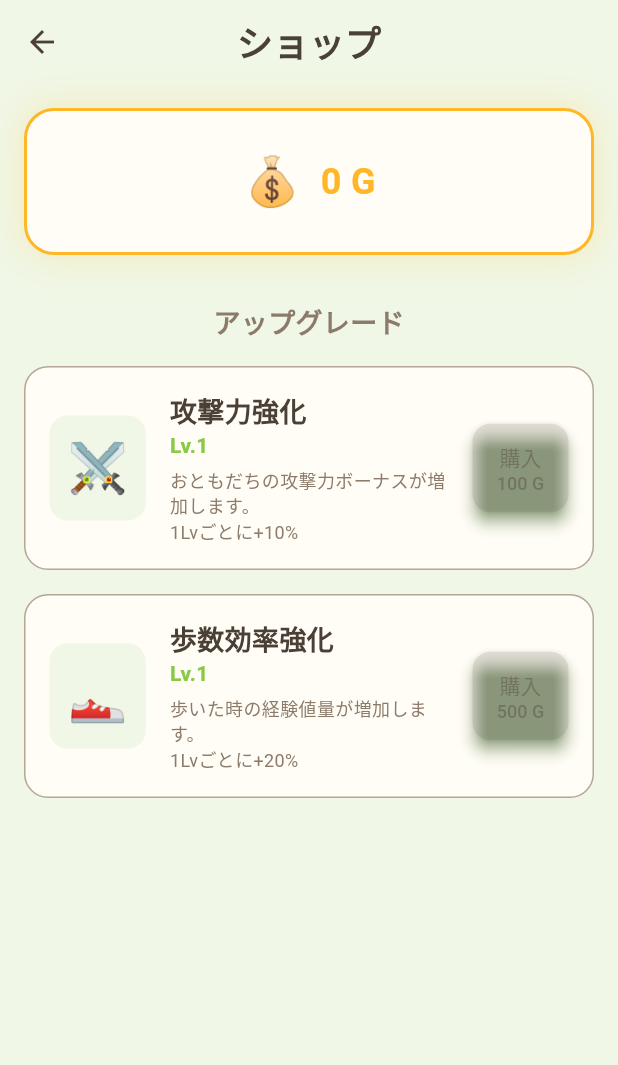
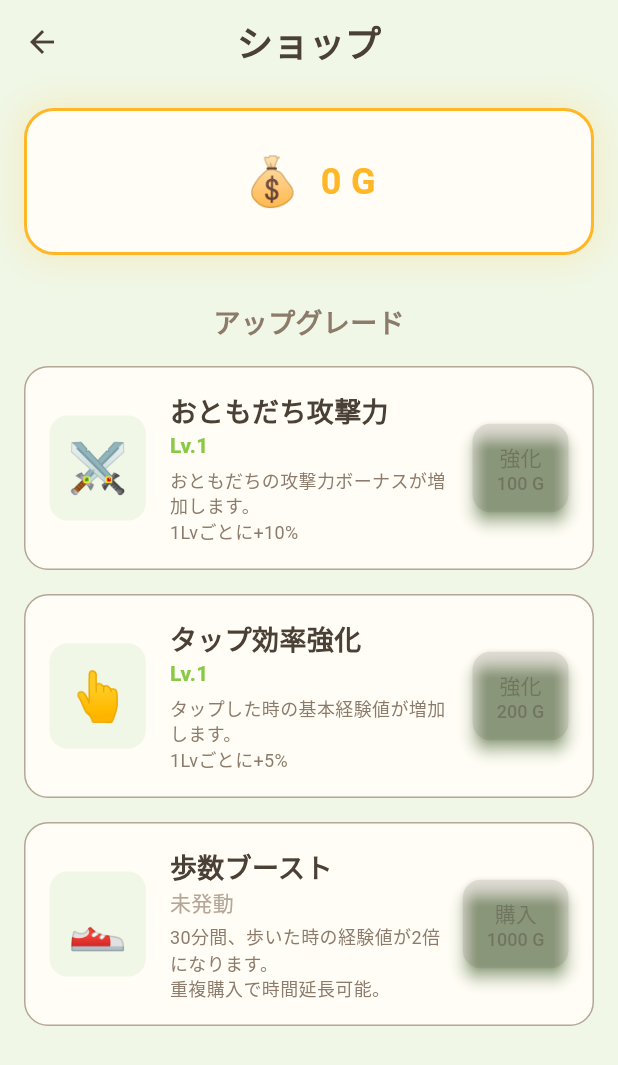
Before and after one commit to Naoki-kubo64/Idle-Egg-Walker, a Flutter app: the UpgradeScreen screen opened directly, on a phone screen of 412 x 824 dp. Shown: the top 1065 px of the screen. Run offline on Flutter 3.47's test engine with Material 3 defaults, Android fonts, the phone set to English and light mode, and no system bars; our stand-ins replace flutter_animate, flutter_riverpod, freezed_annotation, google_fonts, permission_handler, shared_preferences; missing offline and left inert: health; accounts and stored records are empty; generated files the repository leaves out were written again.

Commit message:
feat: アップグレード機能の拡充（タップ強化、歩数ブースト）

```diff
--- a/lib/presentation/screens/upgrade_screen.dart
+++ b/lib/presentation/screens/upgrade_screen.dart
@@ -68,7 +68,7 @@ class UpgradeScreen extends ConsumerWidget {
                   _buildUpgradeCard(
                     context: context,
                     icon: '⚔️',
-                    title: '攻撃力強化',
+                    title: 'おともだち攻撃力',
                     description: 'おともだちの攻撃力ボーナスが増加します。\n1Lvごとに+10%',
                     currentLevel: state.attackUpgradeLevel,
                     cost: notifier.attackUpgradeCost,
@@ -82,14 +82,29 @@ class UpgradeScreen extends ConsumerWidget {
                   const SizedBox(height: 16),
                   _buildUpgradeCard(
                     context: context,
+                    icon: '👆',
+                    title: 'タップ効率強化',
+                    description: 'タップした時の基本経験値が増加します。\n1Lvごとに+5%',
+                    currentLevel: state.tapUpgradeLevel,
+                    cost: notifier.tapUpgradeCost,
+                    canAfford: state.gold >= notifier.tapUpgradeCost,
+                    onPurchase: () {
+                      if (notifier.purchaseTapUpgrade()) {
+                        _showSuccessEffect(context);
+                      }
+                    },
+                  ),
+                  const SizedBox(height: 16),
+                  _buildBoosterCard(
+                    context: context,
                     icon: '👟',
-                    title: '歩数効率強化',
-                    description: '歩いた時の経験値量が増加します。\n1Lvごとに+20%',
-                    currentLevel: state.stepUpgradeLevel,
-                    cost: notifier.stepUpgradeCost,
-                    canAfford: state.gold >= notifier.stepUpgradeCost,
+                    title: '歩数ブースト',
+                    description: '30分間、歩いた時の経験値が2倍になります。\n重複購入で時間延長可能。',
+                    boostEndTime: state.stepBoostEndTime,
+                    cost: notifier.stepBoostCost,
+                    canAfford: state.gold >= notifier.stepBoostCost,
                     onPurchase: () {
-                      if (notifier.purchaseStepUpgrade()) {
+                      if (notifier.purchaseStepBoost()) {
                         _showSuccessEffect(context);
                       }
                     },
@@ -177,7 +192,115 @@ class UpgradeScreen extends ConsumerWidget {
             ),
             child: Column(
               children: [
-                const Text('購入'),
+                const Text('強化'),
+                Text('$cost G', style: const TextStyle(fontSize: 12)),
+              ],
+            ),
+          ),
+        ],
+      ),
+    );
+  }
+
+  Widget _buildBoosterCard({
+    required BuildContext context,
+    required String icon,
+    required String title,
+    required String description,
+    required DateTime? boostEndTime,
+    required int cost,
+    required bool canAfford,
+    required VoidCallback onPurchase,
+  }) {
+    final now = DateTime.now();
+    final isBoostActive = boostEndTime != null && boostEndTime.isAfter(now);
+    final remainingMinutes =
+        isBoostActive ? boostEndTime.difference(now).inMinutes + 1 : 0;
+
+    return Container(
+      padding: const EdgeInsets.all(16),
+      decoration: BoxDecoration(
+        color: AppTheme.surfaceDark,
+        borderRadius: BorderRadius.circular(16),
+        border: Border.all(
+          color:
+              isBoostActive
+                  ? AppTheme.accentPink
+                  : (canAfford ? AppTheme.primaryColor : AppTheme.textMuted),
+          width: isBoostActive ? 2 : 1,
+        ),
+        boxShadow:
+            isBoostActive
+                ? [
+                  BoxShadow(
+                    color: AppTheme.accentPink.withValues(alpha: 0.2),
+                    blurRadius: 10,
+                    spreadRadius: 1,
+                  ),
+                ]
+                : null,
+      ),
+      child: Row(
+        children: [
+          Container(
+            padding: const EdgeInsets.all(12),
+            decoration: BoxDecoration(
+              color: AppTheme.backgroundLight,
+              borderRadius: BorderRadius.circular(12),
+            ),
+            child: Text(icon, style: const TextStyle(fontSize: 32)),
+          ),
+          const SizedBox(width: 16),
+          Expanded(
+            child: Column(
+              crossAxisAlignment: CrossAxisAlignment.start,
+              children: [
+                Text(
+                  title,
+                  style: const TextStyle(
+                    color: AppTheme.textPrimary,
+                    fontSize: 18,
+                    fontWeight: FontWeight.bold,
+                  ),
+                ),
+                if (isBoostActive)
+                  Text(
+                    '🔥 残り $remainingMinutes 分',
+                    style: TextStyle(
+                      color: AppTheme.accentPink,
+                      fontWeight: FontWeight.bold,
+                    ),
+                  )
+                else
+                  const Text(
+                    '未発動',
+                    style: TextStyle(color: AppTheme.textMuted),
+                  ),
+                const SizedBox(height: 4),
+                Text(
+                  description,
+                  style: const TextStyle(
+                    color: AppTheme.textSecondary,
+                    fontSize: 12,
+                  ),
+                ),
+              ],
+            ),
+          ),
+          const SizedBox(width: 8),
+          ElevatedButton(
+            onPressed: canAfford ? onPurchase : null,
+            style: ElevatedButton.styleFrom(
+              backgroundColor: canAfford ? AppTheme.accentGold : Colors.grey,
+              foregroundColor: Colors.black87,
+              padding: const EdgeInsets.symmetric(horizontal: 16, vertical: 12),
+              shape: RoundedRectangleBorder(
+                borderRadius: BorderRadius.circular(12),
+              ),
+            ),
+            child: Column(
+              children: [
+                Text(isBoostActive ? '延長' : '購入'),
                 Text('$cost G', style: const TextStyle(fontSize: 12)),
               ],
             ),
```
Also changed, not shown: lib/data/models/player_stats.dart (+5 -2 lines), lib/providers/game_notifier.dart (+50 -15 lines).
